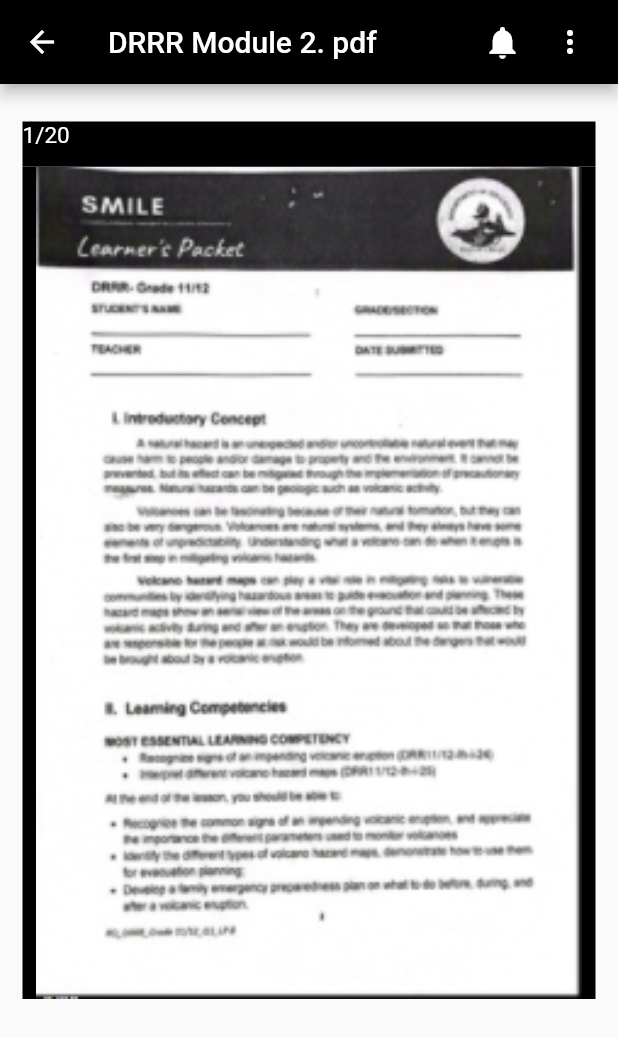
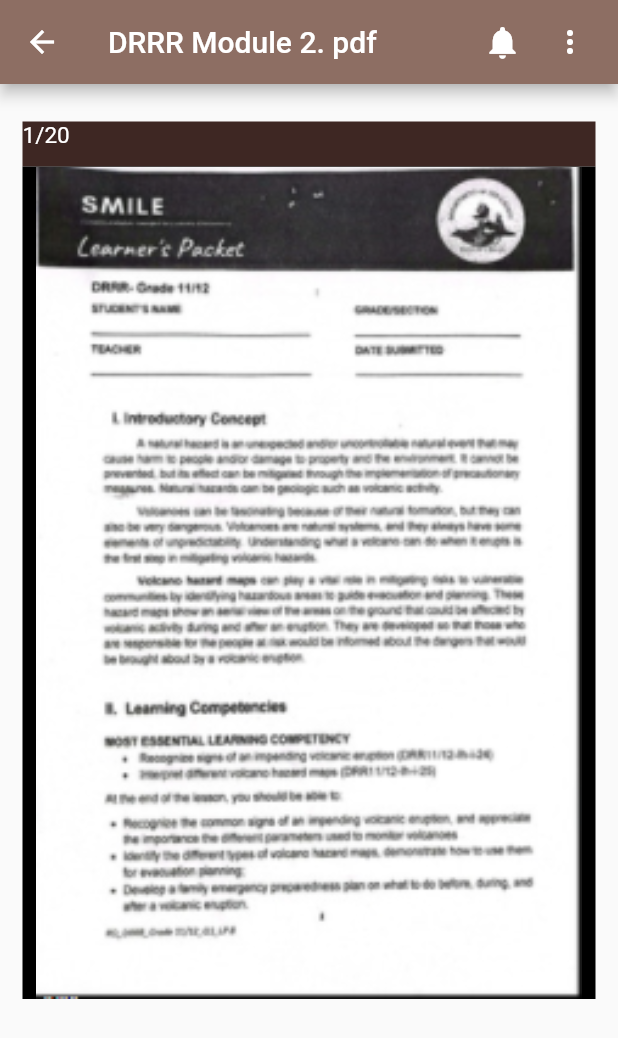
Before and after one commit to JemmalynVitoCruz/trial, a Flutter app: the ApprovedNotif screen opened directly, on a phone screen of 412 x 824 dp. Shown: the top 1038 px of the screen. Run offline on Flutter 3.47's test engine with Material 2 defaults, Android fonts, the phone set to English and light mode, and no system bars.

Commit message:
Updated approved_notif (colors)

```diff
--- a/lib/main.dart
+++ b/lib/main.dart
@@ -1,4 +1,5 @@
 import 'package:flutter/material.dart';
+import 'package:trial/ui/approved_notif.dart';
 import 'package:trial/ui/new_notif.dart';
 import 'package:trial/ui/select_file.dart';
 import 'package:trial/ui/view_module.dart';
@@ -26,7 +27,8 @@ void main(){
         //home:ViewModuleIcons(),
         //home: LocalFiles(),
         //home: SelectFile(),
-        home: NewNotification(),
+        //home: NewNotification(),
+        home: ApprovedNotif(),
       )
   );
 }
--- a/lib/ui/approved_notif.dart
+++ b/lib/ui/approved_notif.dart
@@ -6,7 +6,7 @@ class ApprovedNotif extends StatelessWidget {
   Widget build(BuildContext context) {
     return Scaffold(
       appBar: AppBar(
-        backgroundColor: Colors.black,
+        backgroundColor: Colors.brown[400],
         leading: IconButton(
           icon: Icon(Icons.arrow_back, color: Colors.white),
           onPressed: () => Navigator.of(context).pop(),
@@ -36,7 +36,7 @@ class ApprovedNotif extends StatelessWidget {
             SizedBox(height: 10),
             Container (
               height: 30, width: 30,
-              color: Colors.black,
+              color: Colors.brown[900],
               child: Text("1/20", style: TextStyle(fontSize: 15, color: Colors.white)),
             ),
             Container(
```
